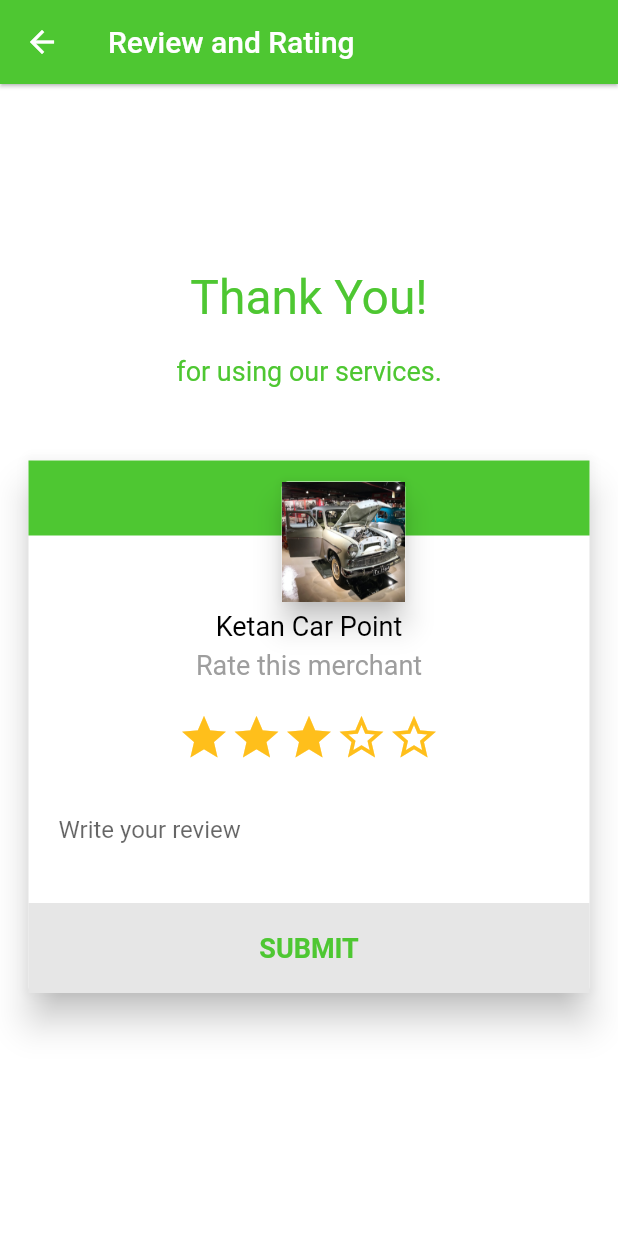
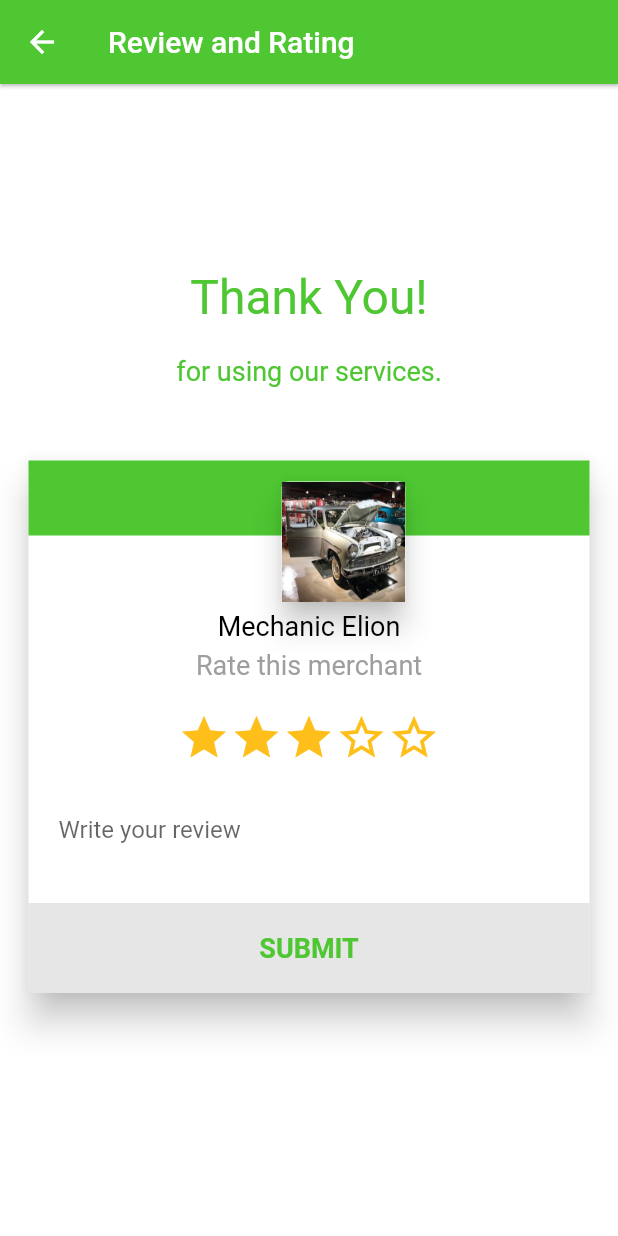
Before and after one commit to iZeroKim/Uado, a Flutter app: the MechanicDetails screen opened directly, after a tap on "Write Review", on a phone screen of 412 x 824 dp. Run offline on Flutter 3.47's test engine with Material 2 defaults, Android fonts, the light colour scheme and no system bars; drawn by our look-alikes of getwidget; our stand-ins replace flutter_dash, flutter_datetime_picker, image_picker.

Commit message:
Display mechanic name, location and last charge

```diff
--- a/lib/screens/mechanic_details.dart
+++ b/lib/screens/mechanic_details.dart
@@ -1,7 +1,6 @@
 import 'package:flutter/material.dart';
 import 'package:getwidget/getwidget.dart';
-import 'garage_review.dart';
-import 'garage_mechanics.dart';
+import 'mechanic_review.dart';
 
 class MechanicDetails extends StatelessWidget {
   MechanicDetails({super.key});
@@ -31,7 +30,7 @@
             child: InkWell(
               onTap: () {
                 Navigator.of(context).push(
-                    MaterialPageRoute(builder: (context) => AddGarageReview()));
+                    MaterialPageRoute(builder: (context) => AddMechanicReview()));
               },
               child: Center(
                   child: Text("Write Review",
```
